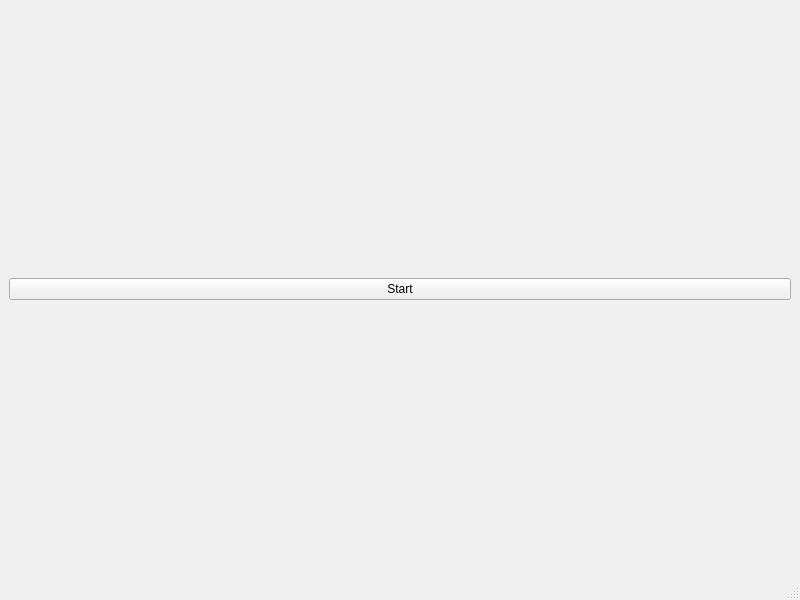
Before: the Qt Designer form main.ui in mayanklad/Orbits, drawn with Qt 5.
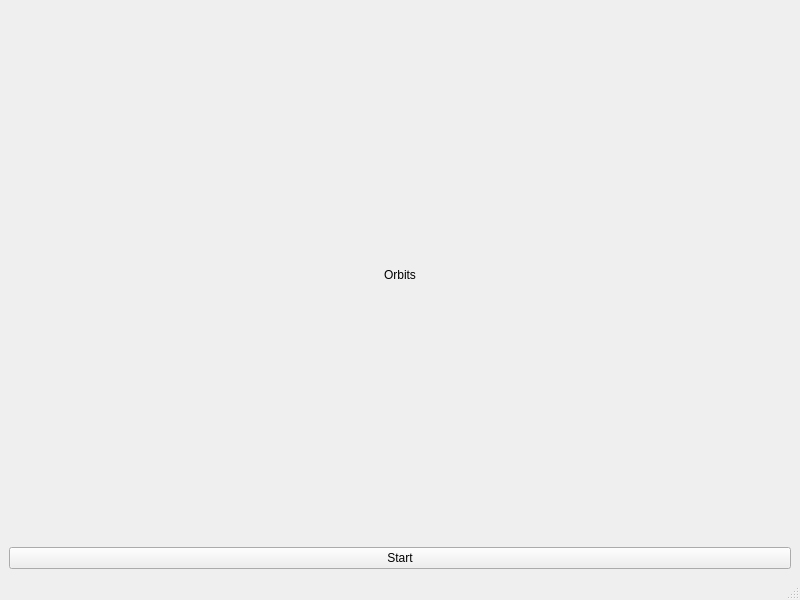
After: the same form once the commit is applied.

The edit to the form file:
```diff
--- a/main.ui
+++ b/main.ui
@@ -15,13 +15,26 @@
   </property>
   <widget class="QWidget" name="centralwidget">
    <layout class="QGridLayout" name="gridLayout">
-    <item row="0" column="0">
+    <item row="1" column="0">
      <widget class="QPushButton" name="pushButton">
       <property name="text">
        <string>Start</string>
       </property>
      </widget>
     </item>
+    <item row="0" column="0">
+     <widget class="QLabel" name="label">
+      <property name="text">
+       <string>Orbits</string>
+      </property>
+      <property name="textFormat">
+       <enum>Qt::AutoText</enum>
+      </property>
+      <property name="alignment">
+       <set>Qt::AlignCenter</set>
+      </property>
+     </widget>
+    </item>
    </layout>
   </widget>
   <widget class="QMenuBar" name="menubar">
```
